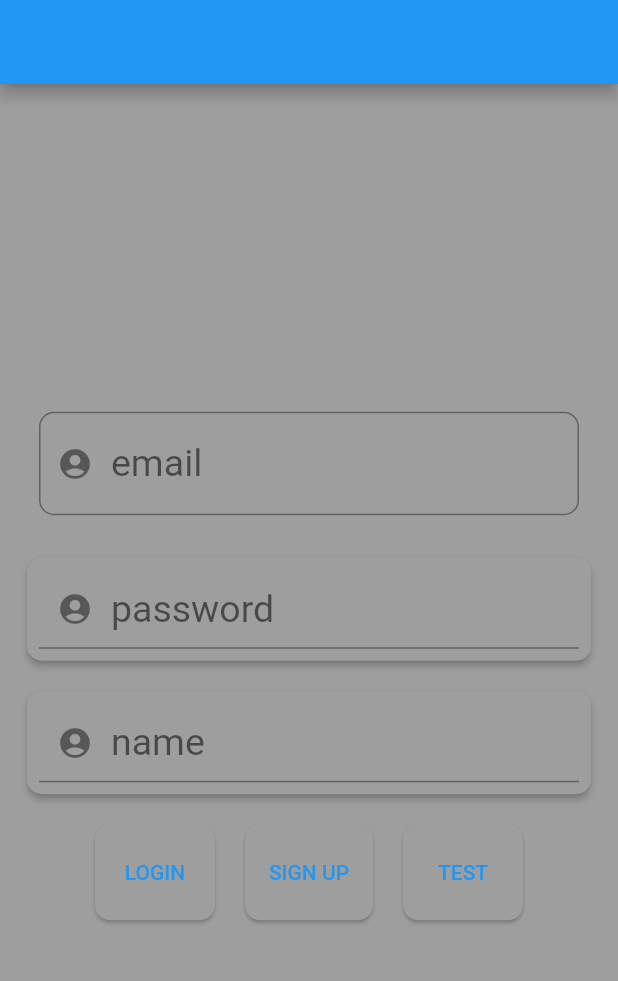
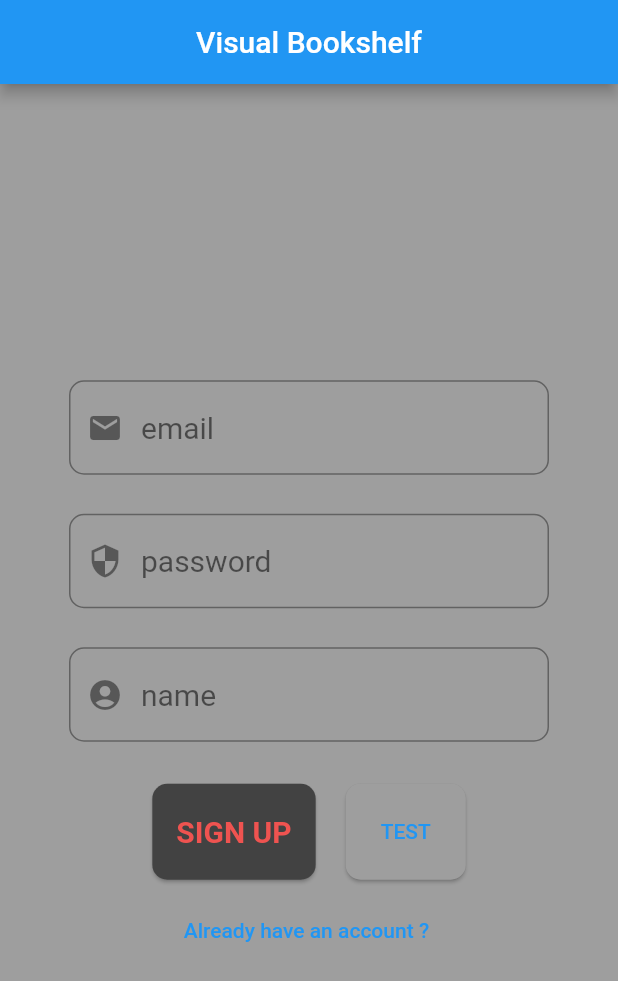
Before and after one commit to yusufaktog/project-gutenberg, a Flutter app: the screen it shows after launch, on a phone screen of 412 x 824 dp. Shown: the top 981 px of the screen. Run offline on Flutter 3.47's test engine with Material 2 defaults, Android fonts, the phone set to English and light mode, and no system bars; our stand-ins replace cloud_firestore, firebase_auth, firebase_core; missing offline and left inert: indexed_list_view; accounts and stored records are empty.

Commit message:
final version of the project

```diff
--- a/lib/constants.dart
+++ b/lib/constants.dart
@@ -6,6 +6,12 @@ import 'main.dart';
 const coverThumb = "https://gutenberg.org/";
 const searchIcon = Icon(Icons.search);
 const preferredAppBarHeight = Size.fromHeight(100);
+const Icon logoutIcon = Icon(
+  IconData(0xf88b, fontFamily: 'MaterialIcons'),
+  color: Colors.red,
+);
+const libraryIcon = Icon(Icons.local_library_sharp);
+
 var routes = {
   LoginPage.routeName: (context) => const LoginPage(),
 };
--- a/lib/main.dart
+++ b/lib/main.dart
@@ -1,3 +1,6 @@
+import 'dart:ui';
+
+import 'package:firebase_auth/firebase_auth.dart';
 import 'package:firebase_core/firebase_core.dart';
 import 'package:flutter/cupertino.dart';
 import 'package:flutter/material.dart';
@@ -30,15 +33,20 @@ TextEditingController t1 = TextEditingController();
 
 class _LoginPageState extends State<LoginPage> {
   final AuthService _authService = AuthService();
-  late String _name = "";
-  late String _password = "";
-  late String _email = "";
+  late String _name;
+  late String _password;
+  late String _email;
+
+  bool hasAccount = false;
 
   @override
   Widget build(BuildContext context) {
     return SafeArea(
       child: Scaffold(
-        appBar: AppBar(),
+        appBar: AppBar(
+          title: const Text("Visual Bookshelf"),
+          centerTitle: true,
+        ),
         backgroundColor: Colors.grey,
         body: Center(
           child: SingleChildScrollView(
@@ -50,7 +58,7 @@ class _LoginPageState extends State<LoginPage> {
                     elevation: 0.0,
                     color: Colors.grey,
                     margin: const EdgeInsets.symmetric(
-                        vertical: 10.0, horizontal: 10.0),
+                        vertical: 10.0, horizontal: 30.0),
                     shape: RoundedRectangleBorder(
                       borderRadius: BorderRadius.circular(10.0),
                     ),
@@ -66,24 +74,23 @@ class _LoginPageState extends State<LoginPage> {
                         decoration: const InputDecoration(
                           border: OutlineInputBorder(
                               gapPadding: 100.0,
-                              //borderSide: BorderSide(style: BorderStyle.solid),
                               borderRadius:
                                   BorderRadius.all(Radius.circular(10))),
                           hintText: "email",
                           hintStyle: TextStyle(
                               color: Colors.black54,
-                              fontSize: 25,
+                              fontSize: 20,
                               fontWeight: FontWeight.normal),
-                          prefixIcon: Icon(Icons.account_circle_rounded),
+                          prefixIcon: Icon(Icons.email),
                         ),
                       ),
                     ),
                   ),
                   Card(
-                    elevation: 2.0,
+                    elevation: 0.0,
                     color: Colors.grey,
                     margin: const EdgeInsets.symmetric(
-                        vertical: 10.0, horizontal: 10.0),
+                        vertical: 0.0, horizontal: 30.0),
                     shape: RoundedRectangleBorder(
                       borderRadius: BorderRadius.circular(10.0),
                     ),
@@ -97,21 +104,26 @@ class _LoginPageState extends State<LoginPage> {
                         cursorHeight: 25,
                         keyboardType: TextInputType.text,
                         decoration: const InputDecoration(
+                          border: OutlineInputBorder(
+                              gapPadding: 100.0,
+                              borderRadius:
+                                  BorderRadius.all(Radius.circular(10))),
                           hintText: "password",
                           hintStyle: TextStyle(
                               color: Colors.black54,
-                              fontSize: 25,
+                              fontSize: 20,
                               fontWeight: FontWeight.normal),
-                          prefixIcon: Icon(Icons.account_circle_rounded),
+                          prefixIcon: Icon(Icons.security),
                         ),
                       ),
                     ),
                   ),
-                  Card(
-                    elevation: 2.0,
+                  !hasAccount
+                      ? Card(
+                          elevation: 0.0,
                           color: Colors.grey,
                           margin: const EdgeInsets.symmetric(
-                        vertical: 10.0, horizontal: 10.0),
+                              vertical: 10.0, horizontal: 30.0),
                           shape: RoundedRectangleBorder(
                             borderRadius: BorderRadius.circular(10.0),
                           ),
@@ -125,21 +137,26 @@ class _LoginPageState extends State<LoginPage> {
                               cursorHeight: 25,
                               keyboardType: TextInputType.text,
                               decoration: const InputDecoration(
+                                border: OutlineInputBorder(
+                                    gapPadding: 100.0,
+                                    borderRadius:
+                                        BorderRadius.all(Radius.circular(10))),
                                 hintText: "name",
                                 hintStyle: TextStyle(
                                     color: Colors.black54,
-                              fontSize: 25,
+                                    fontSize: 20,
                                     fontWeight: FontWeight.normal),
                                 prefixIcon: Icon(Icons.account_circle_rounded),
                               ),
                             ),
                           ),
-                  ),
+                        )
+                      : Container(),
                   Row(
                     mainAxisAlignment: MainAxisAlignment.center,
                     children: [
                       Card(
-                        color: Colors.grey,
+                        color: Colors.grey[800],
                         margin: const EdgeInsets.symmetric(
                             vertical: 10.0, horizontal: 10.0),
                         shape: RoundedRectangleBorder(
@@ -149,37 +166,26 @@ class _LoginPageState extends State<LoginPage> {
                           padding: const EdgeInsets.all(8.0),
                           child: TextButton(
                             onPressed: () {
-                              _authService
-                                  .signIn(_email, _password)
+                              hasAccount
+                                  ? _authService.signIn(_email, _password).then(
+                                      (user) => {
+                                            buildPushAndRemoveUntil(
+                                                context, user)
+                                          })
+                                  : _authService
+                                      .createUser(_name, _password, _email)
                                       .then((user) => {
-                                        Navigator.pushAndRemoveUntil(
-                                            context,
-                                            MaterialPageRoute(
-                                              builder: (_) => SearchBookPage(
-                                                user: user,
-                                              ),
-                                            ),
-                                            (route) => false)
+                                            buildPushAndRemoveUntil(
+                                                context, user)
                                           });
                             },
-                            child: const Text("LOGIN"),
+                            child: Text(
+                              hasAccount ? "LOGIN" : "SIGN UP",
+                              style: TextStyle(
+                                  color: Colors.red[400],
+                                  fontSize: 20,
+                                  fontWeight: FontWeight.bold),
                             ),
-                        ),
-                      ),
-                      Card(
-                        color: Colors.grey,
-                        margin: const EdgeInsets.symmetric(
-                            vertical: 10.0, horizontal: 10.0),
-                        shape: RoundedRectangleBorder(
-                          borderRadius: BorderRadius.circular(10.0),
-                        ),
-                        child: Padding(
-                          padding: const EdgeInsets.all(8.0),
-                          child: TextButton(
-                            onPressed: () {
-                              _authService.createUser(_name, _password, _email);
-                            },
-                            child: const Text("SIGN UP"),
                           ),
                         ),
                       ),
@@ -197,14 +203,7 @@ class _LoginPageState extends State<LoginPage> {
                               _authService
                                   .signIn("alicem@gmail.com", "alicem123")
                                   .then((user) => {
-                                        Navigator.pushAndRemoveUntil(
-                                            context,
-                                            MaterialPageRoute(
-                                              builder: (_) => SearchBookPage(
-                                                user: user,
-                                              ),
-                                            ),
-                                            (route) => false)
+                                        buildPushAndRemoveUntil(context, user),
                                       });
                             },
                             child: const Text("TEST"),
@@ -212,6 +211,15 @@ class _LoginPageState extends State<LoginPage> {
                         ),
                       ),
                     ],
+                  ),
+                  TextButton(
+                    onPressed: () {
+                      setState(() {
+                        hasAccount = !hasAccount;
+                      });
+                    },
+                    child: Text(
+                        hasAccount ? "SIGN UP " : "Already have an account ? "),
                   )
                 ],
               ),
@@ -221,4 +229,15 @@ class _LoginPageState extends State<LoginPage> {
       ),
     );
   }
+
+  Future<dynamic> buildPushAndRemoveUntil(BuildContext context, User? user) {
+    return Navigator.pushAndRemoveUntil(
+        context,
+        MaterialPageRoute(
+          builder: (_) => SearchBookPage(
+            user: user,
+          ),
+        ),
+        (route) => false);
   }
+}
```
Also changed, not shown: lib/book_card.dart (+7 -4 lines), lib/book_details.dart (+35 -7 lines), lib/bookshelf_page.dart (+6 -5 lines), lib/database/crud.dart (+16 -0 lines), lib/search_book_page.dart (+49 -14 lines). Lines whose indentation alone changed are shown as unchanged.
